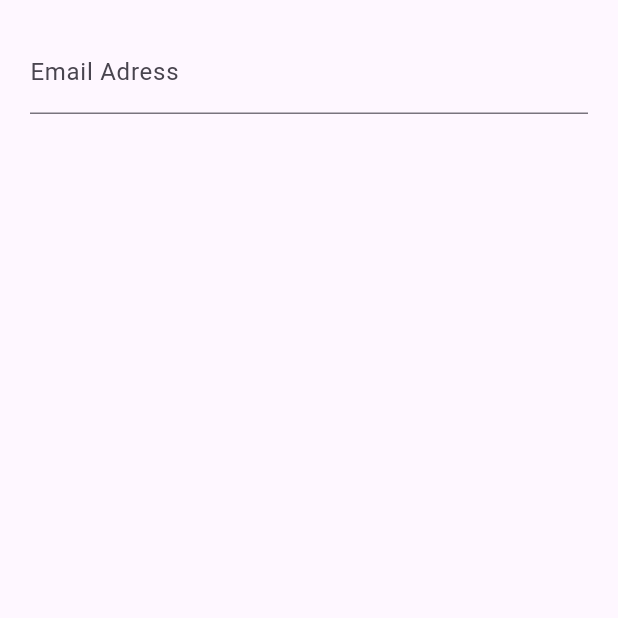
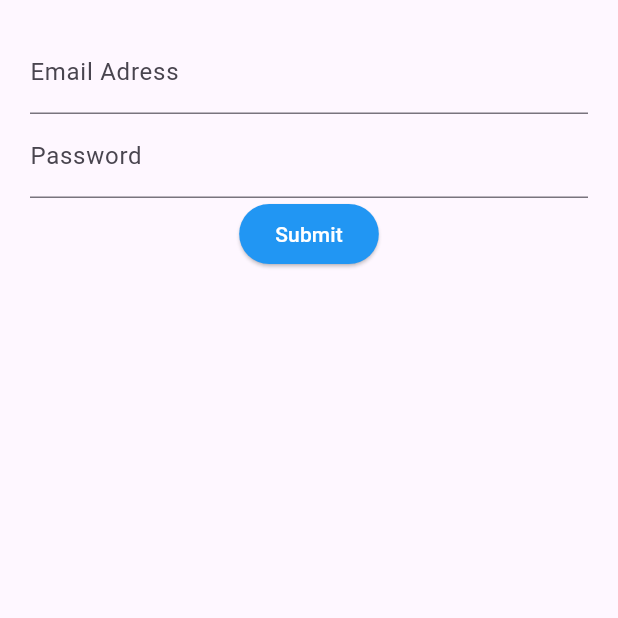
Before and after one commit to AkaiTheAlone/LoginStateful, a Flutter app: the screen it shows after launch, on a phone screen of 412 x 824 dp, the top half of it. Run offline on Flutter 3.47's test engine with Material 3 defaults, Android fonts, the phone set to English and light mode, and no system bars.

Commit message:
something appeared on the screen, basically

```diff
--- a/lib/src/screens/login_screen.dart
+++ b/lib/src/screens/login_screen.dart
@@ -16,7 +16,8 @@ class LoginScreenState extends State<LoginScreen> {
         child: Column(
           children: [
             emailField(),
-            //passwordField(), submitButton()
+            passwordField(),
+            submitButton()
           ],
         ),
       ),
@@ -33,7 +34,26 @@ class LoginScreenState extends State<LoginScreen> {
     );
   }
 
-  // Widget passwordField() {}
-  //
-  // Widget submitButton() {}
+  Widget passwordField() {
+    return TextFormField(
+      obscureText: true,
+      decoration: InputDecoration(
+        labelText: "Password",
+        hintText: "Your password",
+      ),
+    );
+  }
+
+Widget submitButton() {
+  return ElevatedButton(
+    onPressed: () {
+      // ação ao pressionar
+    },
+    style: ElevatedButton.styleFrom(
+      backgroundColor: Colors.blue,
+      foregroundColor: Colors.white,
+    ),
+    child: Text("Submit"),
+  );
+  }
 }
```
